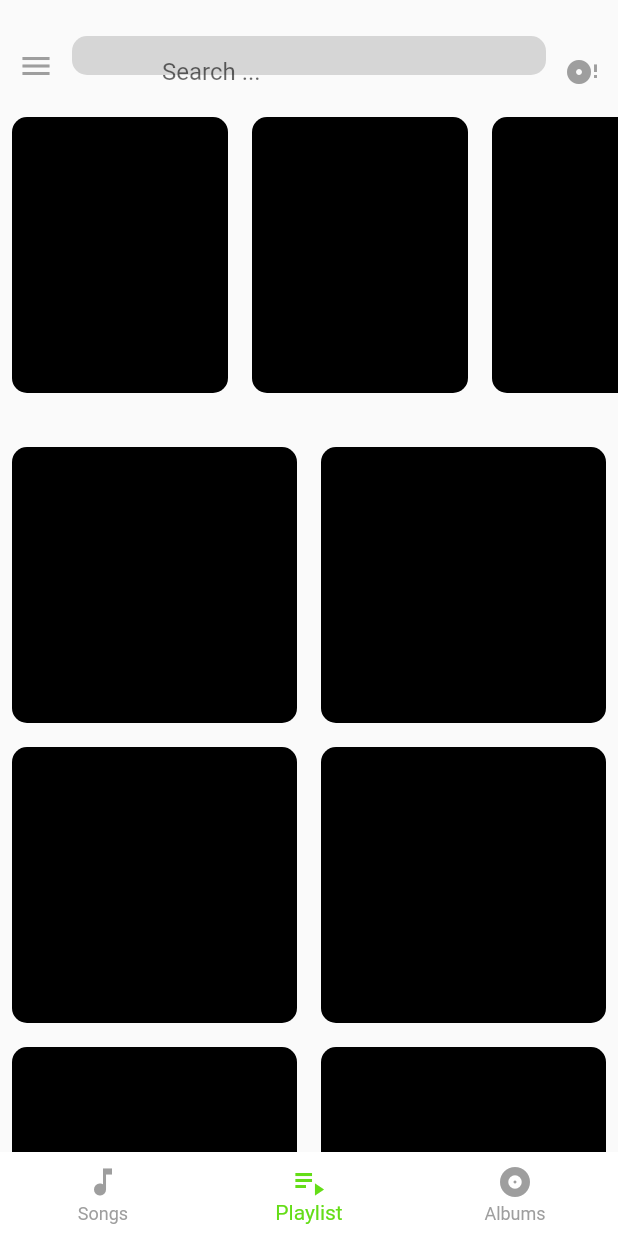
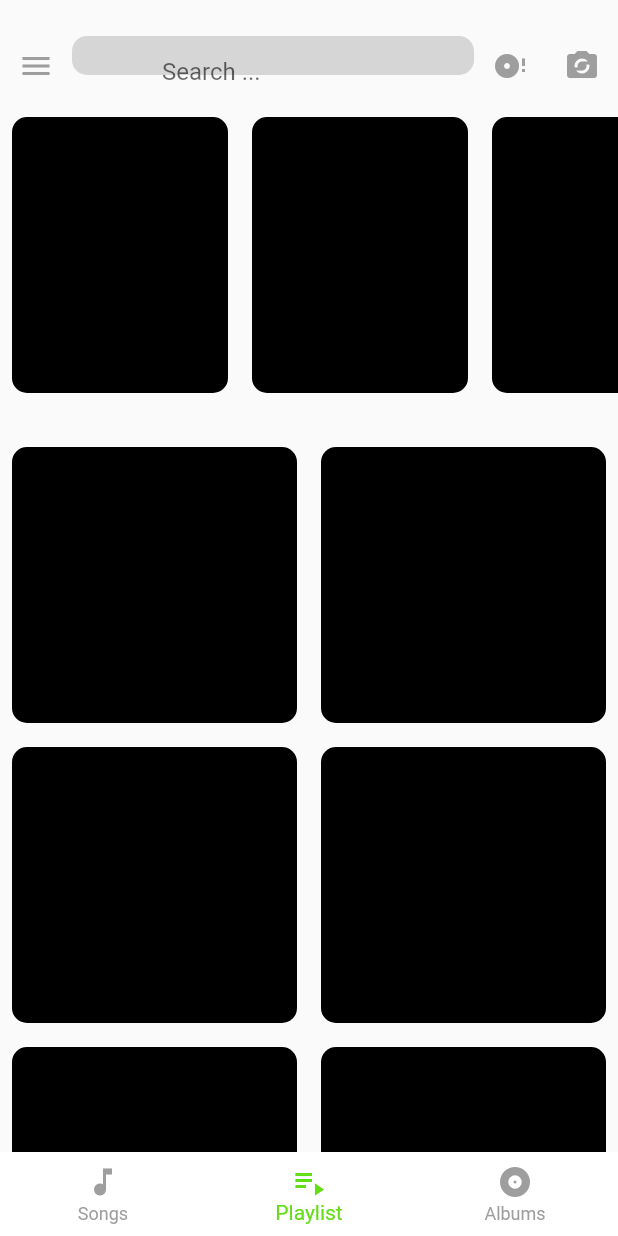
Before and after one commit to Android-Builds/music, a Flutter app: the screen it shows after launch, item 2 of the bottom bar chosen, on a phone screen of 412 x 824 dp. Run offline on Flutter 3.47's test engine with Material 2 defaults, Android fonts, the phone set to English and light mode, and no system bars; our stand-ins replace flutter_icons, flutter_swiper, lottie, shared_preferences; missing offline and left inert: flute_music_player, flutter_audio_query, media_notification; statements that could not run were skipped.

Commit message:
Disco mode 2 [Update icon for individual songs]

```diff
--- a/lib/screens/homepage.dart
+++ b/lib/screens/homepage.dart
@@ -67,15 +67,17 @@ class _HomePage2State extends State<HomePage2> {
                     ),
                   ),
                 ),
-                Padding(
-                  padding: EdgeInsets.all(12.0),
-                  child: GestureDetector(
-                    onTap: () {
-                      discoController.add(disco = !disco);
-                      print(disco);
-                    },
-                    child: Icon(Icons.disc_full),
-                  ),
+                IconButton(
+                  onPressed: () {
+                    discoController.add(disco = !disco);
+                  },
+                  icon: Icon(Icons.disc_full),
+                ),
+                IconButton(
+                  onPressed: () {
+                    discoController2.add(disco2 = !disco2);
+                  },
+                  icon: Icon(Icons.party_mode),
                 ),
               ],
             ),
--- a/lib/utils/variables.dart
+++ b/lib/utils/variables.dart
@@ -9,4 +9,6 @@ Future<List<SongInfo>> songs;
 List<SongInfo> musics = new List<SongInfo>();
 List<Song> savedsongs = new List<Song>();
 bool disco = false;
+bool disco2 = false;
 StreamController<bool> discoController;
+StreamController<bool> discoController2;
```
Also changed, not shown: lib/widgets/songlist.dart (+36 -41 lines).
